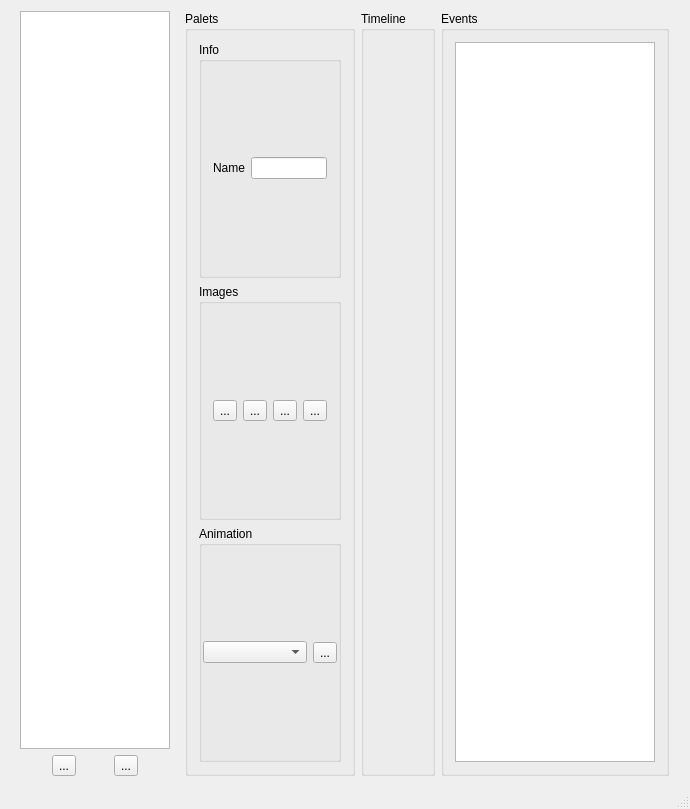
First picture: the form in mainwindow.ui, repository wasedaigo/samancing-roga, before the edit.
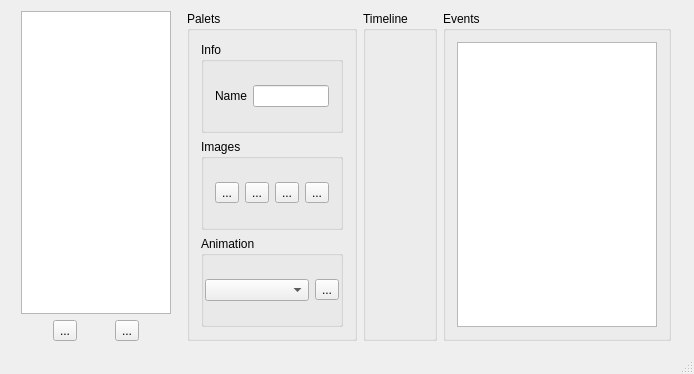
Second picture: the form after the edit. Icons and pictures are not drawn.

```diff
--- a/mainwindow.ui
+++ b/mainwindow.ui
@@ -6,8 +6,8 @@
    <rect>
     <x>0</x>
     <y>0</y>
-    <width>690</width>
-    <height>809</height>
+    <width>694</width>
+    <height>374</height>
    </rect>
   </property>
   <property name="sizePolicy">
@@ -86,7 +86,7 @@
         <item>
          <layout class="QHBoxLayout" name="header">
           <property name="sizeConstraint">
-           <enum>QLayout::SetFixedSize</enum>
+           <enum>QLayout::SetDefaultConstraint</enum>
           </property>
           <item>
            <widget class="QGroupBox" name="paletBox">
@@ -307,7 +307,7 @@
              <item>
               <widget class="QTableWidget" name="tableWidget">
                <property name="sizePolicy">
-                <sizepolicy hsizetype="Fixed" vsizetype="Expanding">
+                <sizepolicy hsizetype="Fixed" vsizetype="Preferred">
                  <horstretch>0</horstretch>
                  <verstretch>0</verstretch>
                 </sizepolicy>
```
Left out of the diff: 6 changed lines with no effect on the pictures.
